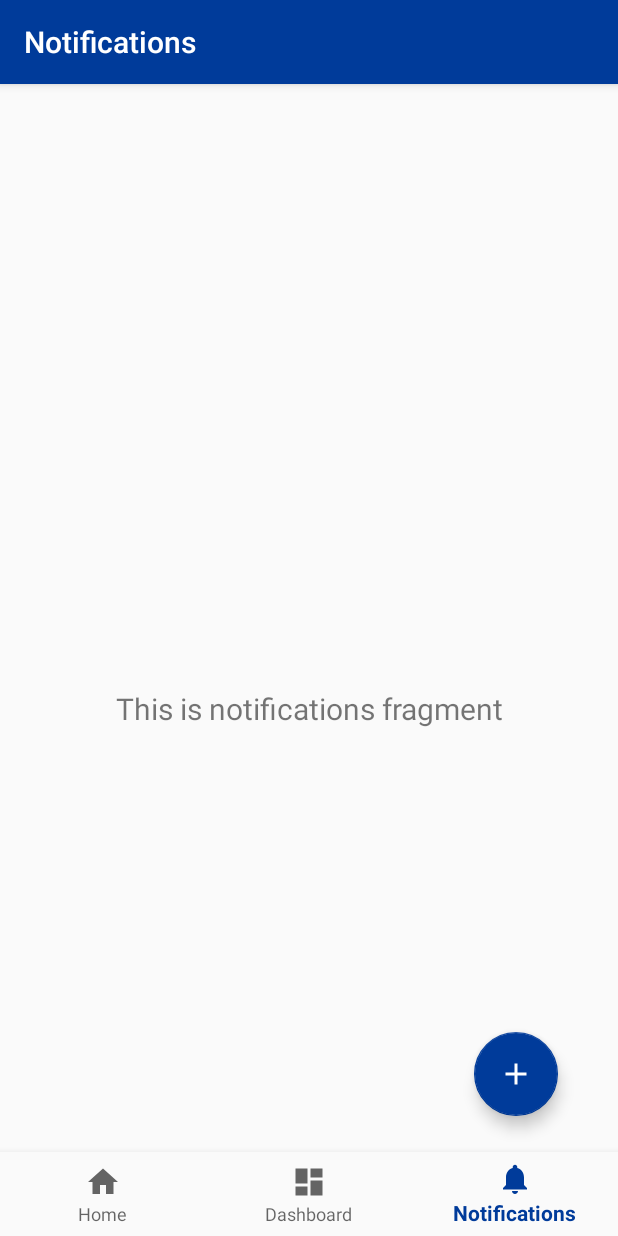
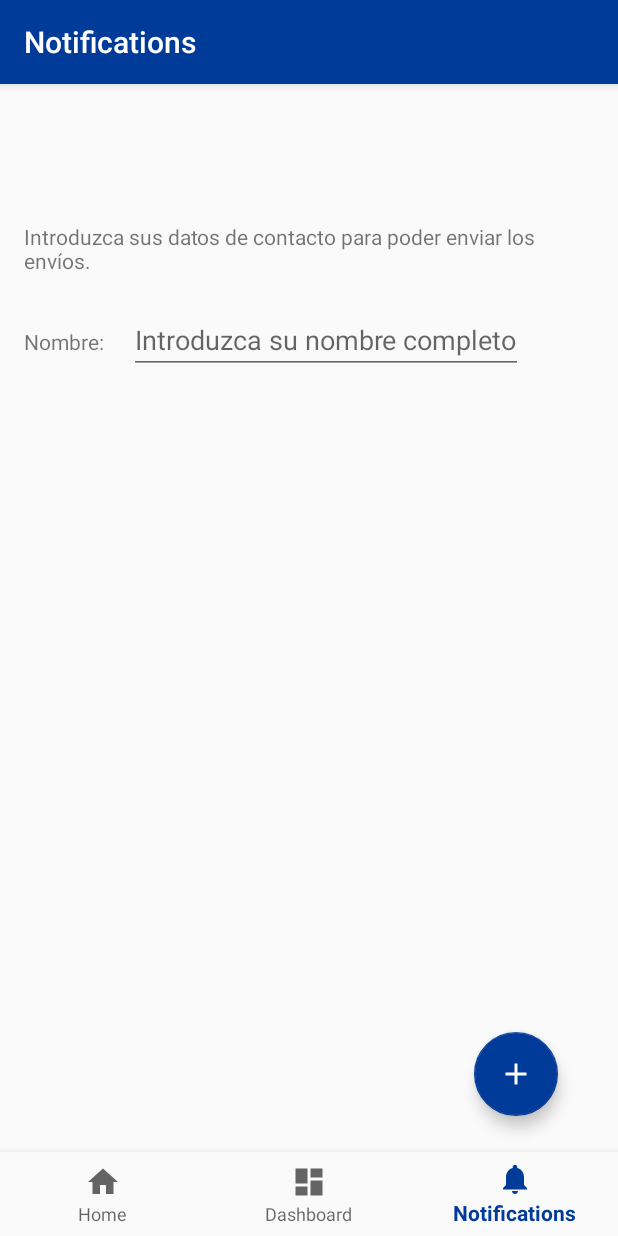
Before and after one commit to SergioMiguez/Kill-the-Creature-Hackathon, an Android app: the NotificationsFragment screen opened through its navigation route, on a phone screen of 412 x 824 dp. Run offline under Robolectric (Android 15) with nearby library versions, the phone set to English and light mode, and no system bars; our stand-ins replace navigation-ui.

Commit message:
Profile update

```diff
--- a/Android-dev/HOSPITAPP/app/src/main/java/com/example/hospitapp/ui/notifications/NotificationsFragment.java
+++ b/Android-dev/HOSPITAPP/app/src/main/java/com/example/hospitapp/ui/notifications/NotificationsFragment.java
@@ -22,13 +22,15 @@ public class NotificationsFragment extends Fragment {
         notificationsViewModel =
                 ViewModelProviders.of(this).get(NotificationsViewModel.class);
         View root = inflater.inflate(R.layout.fragment_notifications, container, false);
-        final TextView textView = root.findViewById(R.id.text_notifications);
+        /*final TextView textView = root.findViewById(R.id.text_notifications);
         notificationsViewModel.getText().observe(getViewLifecycleOwner(), new Observer<String>() {
             @Override
             public void onChanged(@Nullable String s) {
                 textView.setText(s);
             }
         });
+
+         */
         return root;
     }
 }
--- a/Android-dev/HOSPITAPP/app/src/main/res/layout/fragment_notifications.xml
+++ b/Android-dev/HOSPITAPP/app/src/main/res/layout/fragment_notifications.xml
@@ -4,19 +4,44 @@
     xmlns:tools="http://schemas.android.com/tools"
     android:layout_width="match_parent"
     android:layout_height="match_parent"
+    android:padding="16dp"
     tools:context=".ui.notifications.NotificationsFragment">
 
     <TextView
-        android:id="@+id/text_notifications"
-        android:layout_width="match_parent"
+        android:id="@+id/welcome_text"
+        android:layout_width="wrap_content"
         android:layout_height="wrap_content"
-        android:layout_marginStart="8dp"
-        android:layout_marginTop="8dp"
-        android:layout_marginEnd="8dp"
-        android:textAlignment="center"
-        android:textSize="20sp"
-        app:layout_constraintBottom_toBottomOf="parent"
-        app:layout_constraintEnd_toEndOf="parent"
+        android:text="Introduzca sus datos de contacto para poder enviar los envíos."
         app:layout_constraintStart_toStartOf="parent"
-        app:layout_constraintTop_toTopOf="parent" />
+        app:layout_constraintTop_toTopOf="parent"
+        android:layout_marginTop="20dp">
+
+    </TextView>
+
+    <TextView
+        android:id="@+id/name_text"
+        android:layout_width="wrap_content"
+        android:layout_height="wrap_content"
+        android:text="Nombre:"
+        app:layout_constraintStart_toStartOf="parent"
+        app:layout_constraintTop_toTopOf="parent"
+        android:layout_marginTop="90dp">
+
+    </TextView>
+
+
+    <EditText
+        android:id="@+id/edit_nameAdded"
+        android:layout_width="wrap_content"
+        android:layout_height="wrap_content"
+        android:layout_marginTop="76dp"
+        android:layout_marginLeft="70dp"
+        android:hint="Introduzca su nombre completo"
+        app:layout_constraintTop_toTopOf="parent"
+        app:layout_constraintStart_toStartOf="parent"
+
+        >
+    </EditText>
+
+
 </android.support.constraint.ConstraintLayout>
```
